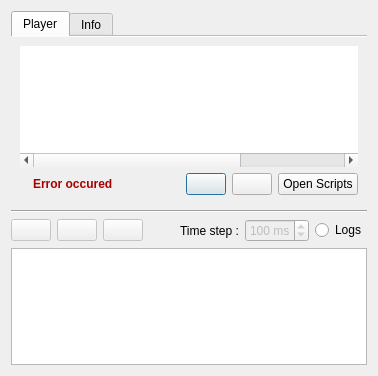
This is pqPlayBackEventsDialog.ui in Kitware/QtTesting as Qt 5 draws it before an edit. The edited form follows.
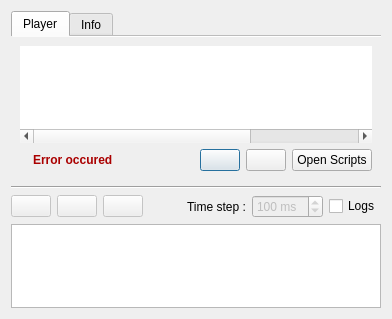
This is the edited form. Icons and pictures are not drawn.

Commit message:
Fix Bug/Style into player widget:
--> Inverse minus and plus position - bug #144
--> Add ToolTip - bug #143
--> Fix Final value to progress bar - bug #141
--> Enable step by step mode from scratch
--> Modified icons, to have free icons
--> Fix Gui issues

What changed in the file:
```diff
--- a/pqPlayBackEventsDialog.ui
+++ b/pqPlayBackEventsDialog.ui
@@ -9,8 +9,8 @@
    <rect>
     <x>0</x>
     <y>0</y>
-    <width>378</width>
-    <height>376</height>
+    <width>392</width>
+    <height>319</height>
    </rect>
   </property>
   <property name="sizePolicy">
@@ -280,17 +280,6 @@
            </property>
           </spacer>
          </item>
-         <item>
-          <widget class="QPushButton" name="minusButton">
-           <property name="text">
-            <string/>
-           </property>
-           <property name="icon">
-            <iconset>
-             <normaloff>:/Icons/minus.png</normaloff>:/Icons/minus.png</iconset>
-           </property>
-          </widget>
-         </item>
          <item>
           <widget class="QPushButton" name="plusButton">
            <property name="text">
@@ -311,6 +300,20 @@
            </property>
           </widget>
          </item>
+         <item>
+          <widget class="QPushButton" name="minusButton">
+           <property name="toolTip">
+            <string>Remove checked scripts</string>
+           </property>
+           <property name="text">
+            <string/>
+           </property>
+           <property name="icon">
+            <iconset resource="Resources/QtTesting.qrc">
+             <normaloff>:/Icons/minus.png</normaloff>:/Icons/minus.png</iconset>
+           </property>
+          </widget>
+         </item>
          <item>
           <widget class="QPushButton" name="loadFileButton">
            <property name="sizePolicy">
@@ -695,7 +698,10 @@
       </widget>
      </item>
      <item>
-      <widget class="QRadioButton" name="radioButton">
+      <widget class="QCheckBox" name="checkBox">
+       <property name="toolTip">
+        <string>Show/Hide log browser</string>
+       </property>
        <property name="text">
         <string>Logs</string>
        </property>
```
Left out of the diff: 39 changed lines with no effect on the pictures. The commit also changes 7 other files.
